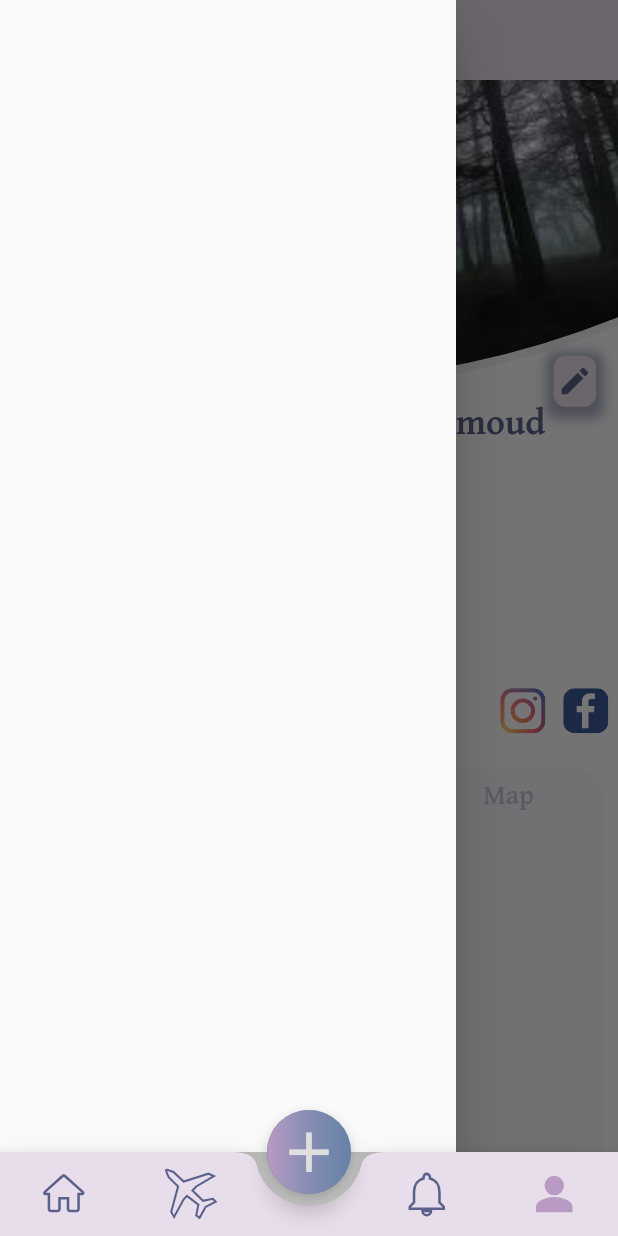
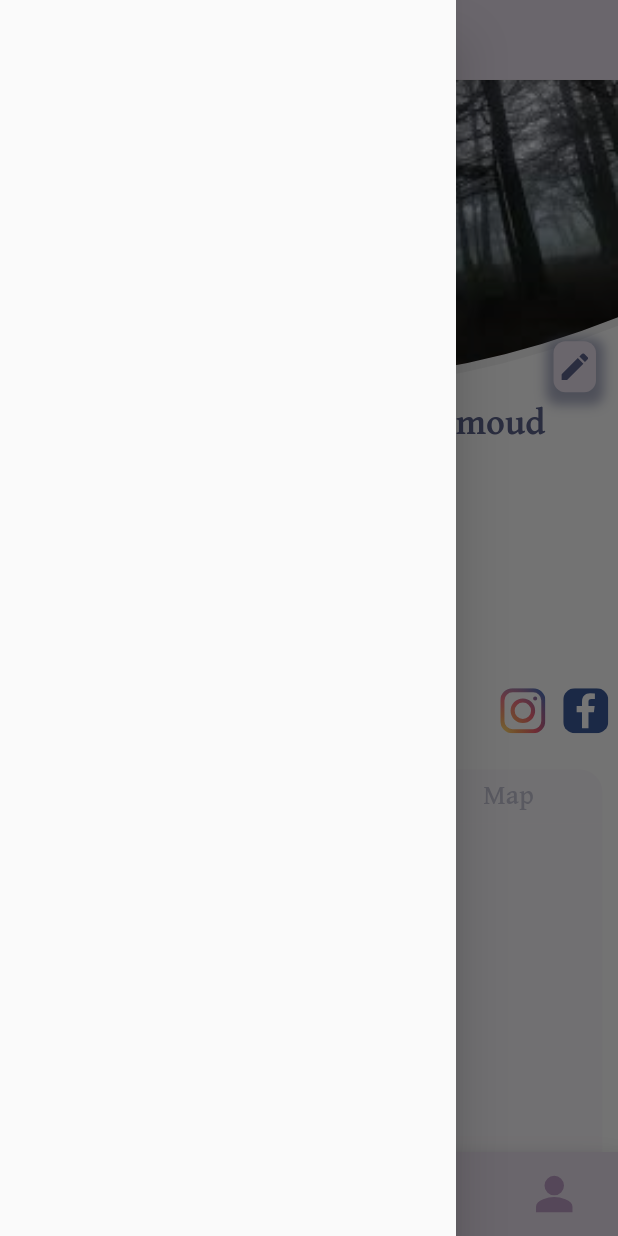
Before and after one commit to Amrmahmoud333/rafiq, a Flutter app: the screen it shows after launch, item 4 of the bottom bar chosen, in the side drawer, after a tap on the "search" icon, on a phone screen of 412 x 824 dp. Run offline on Flutter 3.47's test engine with Material 2 defaults, Android fonts, the phone set to English and light mode, and no system bars; drawn by our look-alikes of auto_size_text; our stand-ins replace bloc, device_preview, dio, flutter_bloc, flutter_svg; accounts and stored records are empty.

Commit message:
refactoring layout home screen

```diff
--- a/lib/main.dart
+++ b/lib/main.dart
@@ -12,7 +12,7 @@ import 'package:rafiq/views/router/app_router.dart';
 
 void main() {
   DioHelper.init();
-  runApp(DevicePreview(enabled: false, builder: (context) => MyApp()));
+  runApp(DevicePreview(enabled: true, builder: (context) => MyApp()));
 }
 
 class MyApp extends StatelessWidget {
--- a/lib/views/bottom_navigation/bottom_nav_screen.dart
+++ /dev/null
@@ -1,27 +0,0 @@
-import 'package:flutter/material.dart';
-import 'package:flutter_bloc/flutter_bloc.dart';
-import 'package:rafiq/logic/cubit/bottom_nav_state_cubit/cubit/bottom_nav_cubit.dart';
-import 'package:rafiq/views/shared/bottom_nav_bar.dart';
-import 'package:rafiq/views/shared/floation_action_button.dart';
-
-class BottomNavigationScreen extends StatelessWidget {
-  const BottomNavigationScreen({Key? key}) : super(key: key);
-  static const routeName = '/home_screen';
-  @override
-  Widget build(BuildContext context) {
-    return BlocProvider(
-      create: (context) => BottomNavCubit(),
-      child: BlocConsumer<BottomNavCubit, BottomNavState>(
-        listener: (context, state) {},
-        builder: (context, state) => Scaffold(
-          body: BlocProvider.of<BottomNavCubit>(context).bottumNavScreen[
-              BlocProvider.of<BottomNavCubit>(context).currentIndex],
-          floatingActionButton: const CustomFloationActionButton(),
-          floatingActionButtonLocation:
-              FloatingActionButtonLocation.centerDocked,
-          bottomNavigationBar: CustomBottomNavgiationBar(),
-        ),
-      ),
-    );
-  }
-}
--- /dev/null
+++ b/lib/views/bottom_navigation/screens/layout_home.dart
@@ -0,0 +1,69 @@
+import 'package:flutter/material.dart';
+import 'package:flutter_bloc/flutter_bloc.dart';
+import 'package:rafiq/logic/cubit/bottom_nav_state_cubit/cubit/bottom_nav_cubit.dart';
+import 'package:rafiq/views/bottom_navigation/widgets/app_bar.dart';
+import 'package:rafiq/views/shared/bottom_nav_bar.dart';
+import 'package:rafiq/views/shared/floation_action_button.dart';
+
+class LayoutHomeScreen extends StatelessWidget {
+  const LayoutHomeScreen({Key? key}) : super(key: key);
+  static const routeName = '/home_screen';
+  @override
+  Widget build(BuildContext context) {
+    double h(double n) {
+      return MediaQuery.of(context).size.height * (n / 851);
+    }
+
+    double w(double n) {
+      return MediaQuery.of(context).size.width * (n / 393);
+    }
+
+    return BlocProvider(
+      create: (context) => BottomNavCubit(),
+      child: BlocConsumer<BottomNavCubit, BottomNavState>(
+        listener: (context, state) {},
+        builder: (context, state) {
+          var cubit = BlocProvider.of<BottomNavCubit>(context);
+          return Scaffold(
+            drawer: Drawer(),
+            appBar: MyAppBar(newContext: context),
+            // change between list of screens in the same page to navigate between them
+            body: cubit.bottumNavScreen[cubit.currentIndex],
+            // add floatingActionButton to the CustomBottomNavgiationBar
+            floatingActionButton: const CustomFloationActionButton(),
+            floatingActionButtonLocation:
+                FloatingActionButtonLocation.centerDocked,
+            bottomNavigationBar: CustomBottomNavgiationBar(),
+          );
+        },
+      ),
+    );
+  }
+}
+
+/*
+class MySearchDelegate extends SearchDelegate {
+  @override
+  List<Widget>? buildActions(BuildContext context) {
+
+  }
+
+  @override
+  Widget? buildLeading(BuildContext context) {
+    // TODO: implement buildLeading
+    throw UnimplementedError();
+  }
+
+  @override
+  Widget buildResults(BuildContext context) {
+    // TODO: implement buildResults
+    throw UnimplementedError();
+  }
+
+  @override
+  Widget buildSuggestions(BuildContext context) {
+    // TODO: implement buildSuggestions
+    throw UnimplementedError();
+  }
+}
+*/
--- /dev/null
+++ b/lib/views/bottom_navigation/widgets/app_bar.dart
@@ -0,0 +1,53 @@
+import 'package:flutter/material.dart';
+
+class MyAppBar extends StatelessWidget implements PreferredSizeWidget {
+  MyAppBar({
+    Key? key,
+    required this.newContext,
+  }) : super(key: key);
+  BuildContext? newContext;
+  @override
+  // TODO: implement preferredSize
+  Size get preferredSize =>
+      Size.fromHeight(MediaQuery.of(newContext!).size.height * (55 / 851));
+  @override
+  Widget build(BuildContext context) {
+    double h(double n) {
+      return MediaQuery.of(newContext!).size.height * (n / 851);
+    }
+
+    double w(double n) {
+      return MediaQuery.of(context).size.width * (n / 393);
+    }
+
+    return AppBar(
+      //  toolbarHeight: h(100),
+      backgroundColor: const Color(0xffE8DEEB),
+      title: InkWell(
+        onTap: () {
+          //    showSearch(context: context, delegate: MySearchDelegate());
+        },
+        child: Container(
+          width: w(208),
+          height: h(29),
+          decoration: BoxDecoration(
+            color: Colors.white,
+            borderRadius: BorderRadius.circular(5),
+            border: Border.all(
+              color: Color(0xff5B618A),
+            ),
+          ),
+          child: Row(children: [
+            SizedBox(
+              width: w(3),
+            ),
+            Icon(
+              Icons.search,
+              size: 25,
+            ),
+          ]),
+        ),
+      ),
+    );
+  }
+}
--- a/lib/views/profile/screens/profile_screen.dart
+++ b/lib/views/profile/screens/profile_screen.dart
@@ -25,36 +25,6 @@ class ProfileScreen extends StatelessWidget {
       initialIndex: 0,
       child: SafeArea(
         child: Scaffold(
-          drawer: Drawer(),
-          appBar: AppBar(
-            toolbarHeight: h(55),
-            backgroundColor: const Color(0xffE8DEEB),
-            title: InkWell(
-              onTap: () {
-                //    showSearch(context: context, delegate: MySearchDelegate());
-              },
-              child: Container(
-                width: w(208),
-                height: h(29),
-                decoration: BoxDecoration(
-                  color: Colors.white,
-                  borderRadius: BorderRadius.circular(5),
-                  border: Border.all(
-                    color: Color(0xff5B618A),
-                  ),
-                ),
-                child: Row(children: [
-                  SizedBox(
-                    width: w(3),
-                  ),
-                  Icon(
-                    Icons.search,
-                    size: 25,
-                  ),
-                ]),
-              ),
-            ),
-          ),
           body: Column(
             children: [
               SizedBox(
@@ -84,29 +54,3 @@ class ProfileScreen extends StatelessWidget {
     );
   }
 }
-/*
-class MySearchDelegate extends SearchDelegate {
-  @override
-  List<Widget>? buildActions(BuildContext context) {
-
-  }
-
-  @override
-  Widget? buildLeading(BuildContext context) {
-    // TODO: implement buildLeading
-    throw UnimplementedError();
-  }
-
-  @override
-  Widget buildResults(BuildContext context) {
-    // TODO: implement buildResults
-    throw UnimplementedError();
-  }
-
-  @override
-  Widget buildSuggestions(BuildContext context) {
-    // TODO: implement buildSuggestions
-    throw UnimplementedError();
-  }
-}
-*/
--- a/lib/views/profile/widgets/edit_button.dart
+++ b/lib/views/profile/widgets/edit_button.dart
@@ -17,7 +17,7 @@ class EditButton extends StatelessWidget {
     }
 
     return Positioned(
-      top: h(190),
+      top: h(180),
       left: w(352),
       child: InkWell(
         onTap: () {},
--- a/lib/views/router/app_router.dart
+++ b/lib/views/router/app_router.dart
@@ -9,7 +9,7 @@ import 'package:rafiq/views/sign_up/screens/second_sign_up.dart';
 import 'package:rafiq/views/sign_up/screens/sign_up.dart';
 import 'package:rafiq/views/sign_up/screens/third_sign_up.dart';
 
-import '../bottom_navigation/bottom_nav_screen.dart';
+import '../bottom_navigation/screens/layout_home.dart';
 import '../notification/screens/notification_screen.dart';
 import '../trip/screens/trip_screen.dart';
 
@@ -17,8 +17,7 @@ class AppRouter {
   Route onGenerateRoute(RouteSettings routeSettings) {
     switch (routeSettings.name) {
       case '/':
-        return MaterialPageRoute(
-            builder: (_) => const BottomNavigationScreen());
+        return MaterialPageRoute(builder: (_) => const LayoutHomeScreen());
       case SignUp.routeName:
         return MaterialPageRoute(builder: (_) => SignUp());
       case SecondSignUp.routeName:
@@ -41,9 +40,8 @@ class AppRouter {
         return MaterialPageRoute(builder: (_) => const TripScreen());
       case NotificationScreen.routeName:
         return MaterialPageRoute(builder: (_) => const NotificationScreen());
-      case BottomNavigationScreen.routeName:
-        return MaterialPageRoute(
-            builder: (_) => const BottomNavigationScreen());
+      case LayoutHomeScreen.routeName:
+        return MaterialPageRoute(builder: (_) => const LayoutHomeScreen());
       default:
         return MaterialPageRoute(builder: (_) => LoginScreen());
     }
```
